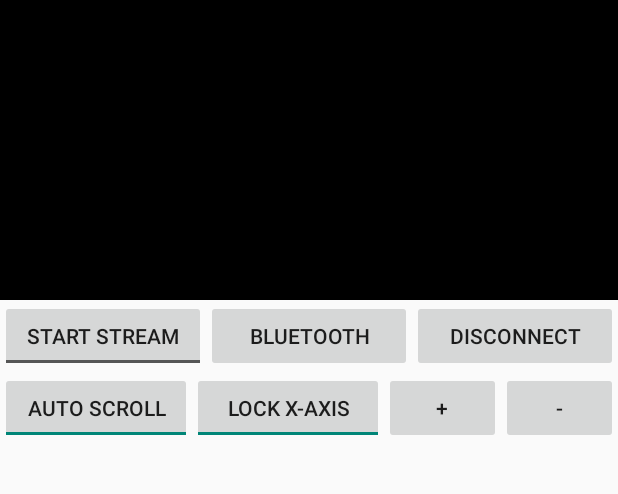
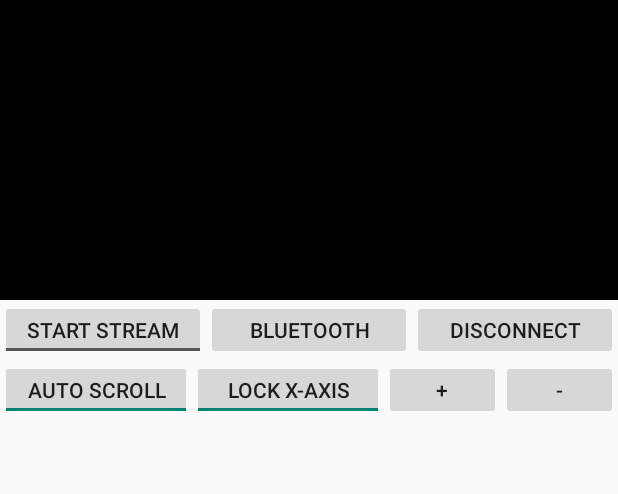
Before and after one commit to msun03/ElectroCardio2, an Android app: the screen it shows after launch (MainActivity), on a phone screen of 412 x 824 dp, the part 80-574 px from its top. Run offline under Robolectric (Android 15) with nearby library versions, the light colour scheme and no system bars; libraries missing offline, so code that uses them is left out: com.jjoe64.graphview; 11 statements that could not run were skipped.

Commit message:
Cleaning up a bit

```diff
--- a/ElectroCardio2/app/src/main/java/com/sun/michael/electrocardio2/MainActivity.java
+++ b/ElectroCardio2/app/src/main/java/com/sun/michael/electrocardio2/MainActivity.java
@@ -2,19 +2,14 @@ package com.sun.michael.electrocardio2;
 
 import android.app.Activity;
 import android.bluetooth.BluetoothSocket;
-import android.content.DialogInterface;
-import android.content.DialogInterface.OnClickListener;
 import android.content.Intent;
-import android.content.pm.ActivityInfo;
 import android.graphics.Color;
 import android.os.Bundle;
 import android.os.Handler;
 import android.os.Message;
 import android.util.Log;
-import android.view.MotionEvent;
 import android.view.View;
 import android.view.Window;
-import android.view.WindowManager;
 import android.widget.Button;
 import android.widget.LinearLayout;
 import android.widget.Toast;
@@ -33,7 +28,8 @@ public class MainActivity extends Activity implements View.OnClickListener{
     public void onBackPressed() {
         // TODO Auto-generated method stub
         if (Bluetooth.connectedThread != null) {
-            Bluetooth.connectedThread.write("Q");}//Stop streaming
+            Bluetooth.connectedThread.write("Q");
+        }//Stop streaming
         super.onBackPressed();
     }
 
@@ -78,7 +74,7 @@ public class MainActivity extends Activity implements View.OnClickListener{
                     if (strIncom.indexOf('.')==2 && strIncom.indexOf('s')==0){
                         strIncom = strIncom.replace("s", "");
                         if (isFloatNumber(strIncom)){
-                            Series.appendData(new GraphViewData(graph2LastXValue,Double.parseDouble(strIncom)),AutoScrollX);
+                            Series.appendData(new GraphViewData(graph2LastXValue, Double.parseDouble(strIncom)), AutoScrollX);
 
                             //X-axis control
                             if (graph2LastXValue >= Xview && Lock == true){
@@ -96,7 +92,7 @@ public class MainActivity extends Activity implements View.OnClickListener{
                             GraphView.removeView(graphView);
                             GraphView.addView(graphView);
                             graphView.redrawAll();
-                            //graphView.invalidate();
+                            graphView.invalidate();
                         }
                     }
                     break;
@@ -119,8 +115,10 @@ public class MainActivity extends Activity implements View.OnClickListener{
         super.onCreate(savedInstanceState);
         requestWindowFeature(Window.FEATURE_NO_TITLE);
         setContentView(R.layout.activity_main);
+        //getWindow().addFlags(WindowManager.LayoutParams.FLAG_KEEP_SCREEN_ON);
         initializeGraph();
         initializeButtons();
+
     }
 
     void initializeGraph(){
--- a/ElectroCardio2/app/src/main/res/layout/activity_main.xml
+++ b/ElectroCardio2/app/src/main/res/layout/activity_main.xml
@@ -34,7 +34,7 @@
         android:id="@+id/btButtons"
 
         android:layout_width="fill_parent"
-        android:layout_height="wrap_content"
+        android:layout_height="40dp"
         android:layout_below="@id/hrGraph"
         android:orientation="horizontal">
 
@@ -67,7 +67,7 @@
     <LinearLayout
         android:id="@+id/graphToggleButtons"
         android:layout_width="fill_parent"
-        android:layout_height="wrap_content"
+        android:layout_height="40dp"
         android:layout_below="@id/btButtons"
         android:orientation="horizontal"
         android:weightSum="10">
```
Also changed, not shown: 1 other file.
